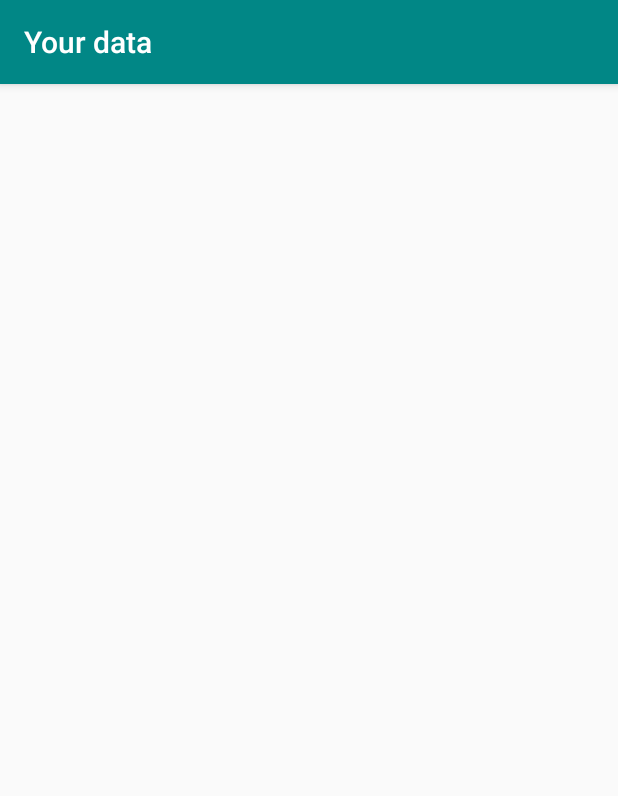
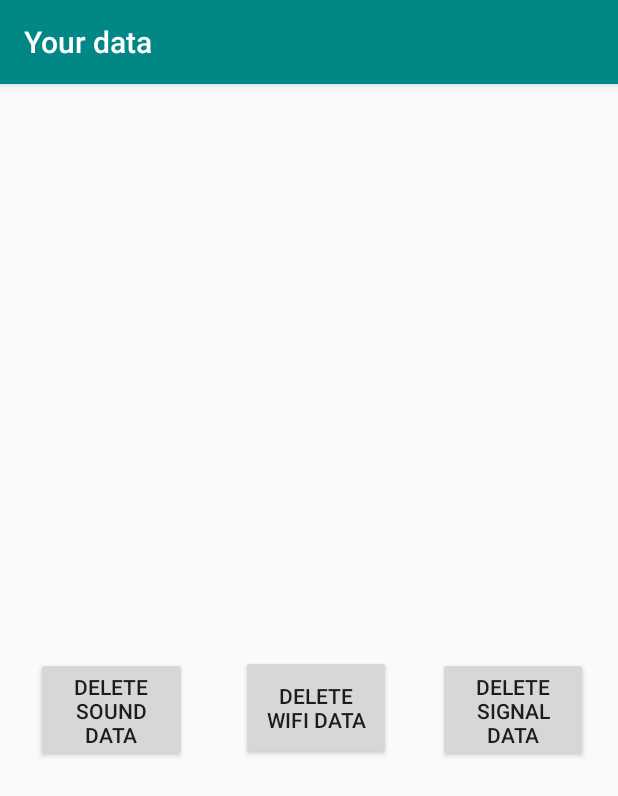
Before and after one commit to tommiquinta/raccoon, an Android app: the screen it shows after launch (YourDataActivity), after a tap on "Your data", on a phone screen of 412 x 824 dp. Shown: the top 796 px of the screen. Run offline under Robolectric (Android 15) with nearby library versions, the phone set to English and light mode, and no system bars.

```diff
--- a/app/build.gradle
+++ b/app/build.gradle
@@ -57,4 +57,7 @@ dependencies {
 
     api 'mil.nga.mgrs:mgrs-android:2.2.2'
 
+    implementation 'com.opencsv:opencsv:5.2'
+
+
 }
--- a/app/src/main/java/com/app/rakoon/Fragments/mySettings.java
+++ b/app/src/main/java/com/app/rakoon/Fragments/mySettings.java
@@ -12,9 +12,6 @@ import com.app.rakoon.R;
 import com.app.rakoon.Services.Constants;
 
 public class mySettings extends PreferenceFragmentCompat {
-
-	public static final String ACTION_REQUEST_IGNORE_BATTERY_OPTIMIZATIONS = "ACTION_REQUEST_IGNORE_BATTERY_OPTIMIZATIONS";
-	public static final String ACTION_IGNORE_BATTERY_OPTIMIZATION_SETTINGS = "2";
 	private static final String PREFERENCE_KEY = "numeric_preference";
 	private static final String NUMBER = "last_measurements";
 
--- a/app/src/main/java/com/app/rakoon/YourDataActivity.java
+++ b/app/src/main/java/com/app/rakoon/YourDataActivity.java
@@ -1,8 +1,11 @@
 package com.app.rakoon;
 
+import android.os.Build;
 import android.os.Bundle;
 import android.widget.ArrayAdapter;
+import android.widget.Button;
 import android.widget.ListView;
+import android.widget.Toast;
 
 import androidx.annotation.Nullable;
 import androidx.appcompat.app.AppCompatActivity;
@@ -16,30 +19,78 @@ import java.util.List;
 
 public class YourDataActivity extends AppCompatActivity {
 	private ListView data_view;
+	DatabaseHelper databaseHelper;
 	@Override
-
 	protected void onCreate(@Nullable Bundle savedInstanceState) {
 		super.onCreate(savedInstanceState);
 		setContentView(R.layout.data_layout);
-		DatabaseHelper databaseHelper = new DatabaseHelper(YourDataActivity.this);
+		databaseHelper = new DatabaseHelper(YourDataActivity.this);
+		/*
 		updateView();
 
 		data_view.setOnItemClickListener((parent, view, position, l) -> {
-			SoundEntry soundEntry = (SoundEntry) parent.getItemAtPosition(position);
+			SignalEntry soundEntry = (SignalEntry) parent.getItemAtPosition(position);
 			databaseHelper.deleteOne(soundEntry);
 			updateView();
 		});
+		*/
+		Button delete_sound = findViewById(R.id.delete_sound);
+
+		delete_sound.setOnClickListener(v -> {
+			delete_sound();
+		});
+
+		Button delete_wifi = findViewById(R.id.delete_wifi);
+
+		delete_wifi.setOnClickListener(v -> {
+			delete_wifi();
+		});
+
+		Button delete_signal = findViewById(R.id.delete_signal);
+
+		delete_signal.setOnClickListener(v -> {
+			delete_signal();
+		});
+
+	}
+
+	private void delete_signal() {
+		databaseHelper.deleteSignal();
+		Toast.makeText(this, "Data deleted successfully", Toast.LENGTH_SHORT).show();
+	}
+
+	private void delete_wifi() {
+		databaseHelper.deleteWifi();
+		Toast.makeText(this, "Data deleted successfully", Toast.LENGTH_SHORT).show();
+
+	}
+
+	private void delete_sound() {
+		databaseHelper.deleteSunds();
+		Toast.makeText(this, "Data deleted successfully", Toast.LENGTH_SHORT).show();
 	}
 
 	protected void updateView() {
+		/*
 		data_view = findViewById(R.id.data_view);
+		DatabaseHelper databaseHelper = new DatabaseHelper(YourDataActivity.this);
+		List<SignalEntry> sounds = databaseHelper.getSignals();
+		//Toast.makeText(this, "Size: " + sounds.size(), Toast.LENGTH_SHORT).show();
+		ArrayAdapter<SignalEntry> arrayAdapter = new ArrayAdapter<SignalEntry>(YourDataActivity.this, android.R.layout.simple_list_item_1, sounds);
+		data_view.setAdapter(arrayAdapter);
+		 */
+	}
 
-		DatabaseHelper databaseHelper = new DatabaseHelper(YourDataActivity.this);
-		List<SoundEntry> sounds = databaseHelper.getSounds();
-
-		//Toast.makeText(this, "Size: " + sounds.size(), Toast.LENGTH_SHORT).show();
-
-		ArrayAdapter<SoundEntry> arrayAdapter = new ArrayAdapter<SoundEntry>(YourDataActivity.this, android.R.layout.simple_list_item_1, sounds);
-		data_view.setAdapter(arrayAdapter);
+	@Override
+	public void onResume() {
+		super.onResume();
+	}
+	@Override
+	public void onPause() {
+		super.onPause();
+	}
+	@Override
+	public void onDestroy() {
+		super.onDestroy();
 	}
 }
--- a/app/src/main/res/layout/data_layout.xml
+++ b/app/src/main/res/layout/data_layout.xml
@@ -12,9 +12,42 @@
         android:layout_height="wrap_content"
         android:layout_marginTop="92dp" />
 
+    <Button
+        android:id="@+id/delete_sound"
+        android:layout_width="100dp"
+        android:layout_height="70dp"
+        android:layout_alignParentStart="true"
+        android:layout_alignParentBottom="true"
+        android:layout_marginStart="24dp"
+        android:layout_marginEnd="36dp"
+        android:layout_marginBottom="316dp"
+        android:layout_toStartOf="@+id/delete_wifi"
+        android:text="Delete Sound Data" />
+
+    <Button
+        android:id="@+id/delete_wifi"
+        android:layout_width="100dp"
+        android:layout_height="70dp"
+        android:layout_alignParentBottom="true"
+        android:layout_marginEnd="31dp"
+        android:layout_marginBottom="317dp"
+        android:layout_toStartOf="@+id/delete_signal"
+        android:text="Delete wifi data" />
+
+    <Button
+        android:id="@+id/delete_signal"
+        android:layout_width="100dp"
+        android:layout_height="70dp"
+        android:layout_alignParentEnd="true"
+        android:layout_alignParentBottom="true"
+        android:layout_marginEnd="20dp"
+        android:layout_marginBottom="316dp"
+        android:text="delete signal data" />
+
+    <!--
     <ListView
         android:id="@+id/data_view"
         android:layout_width="wrap_content"
-        android:layout_height="wrap_content" />
+        android:layout_height="wrap_content" /> -->
 
 </RelativeLayout>
```
Also changed, not shown: app/src/main/AndroidManifest.xml (+6 -2 lines), app/src/main/java/com/app/rakoon/AllDataActivity.java (added, +110 -0 lines), app/src/main/java/com/app/rakoon/Database/DatabaseHelper.java (+16 -0 lines), app/src/main/java/com/app/rakoon/MapActivity.java (+14 -2 lines), app/src/main/java/com/app/rakoon/SignalActivity.java (+14 -0 lines), app/src/main/java/com/app/rakoon/SoundActivity.java (+13 -0 lines), app/src/main/java/com/app/rakoon/WiFiActivity.java (+14 -0 lines), app/src/main/res/layout/all_data_layout.xml (added, +15 -0 lines).
